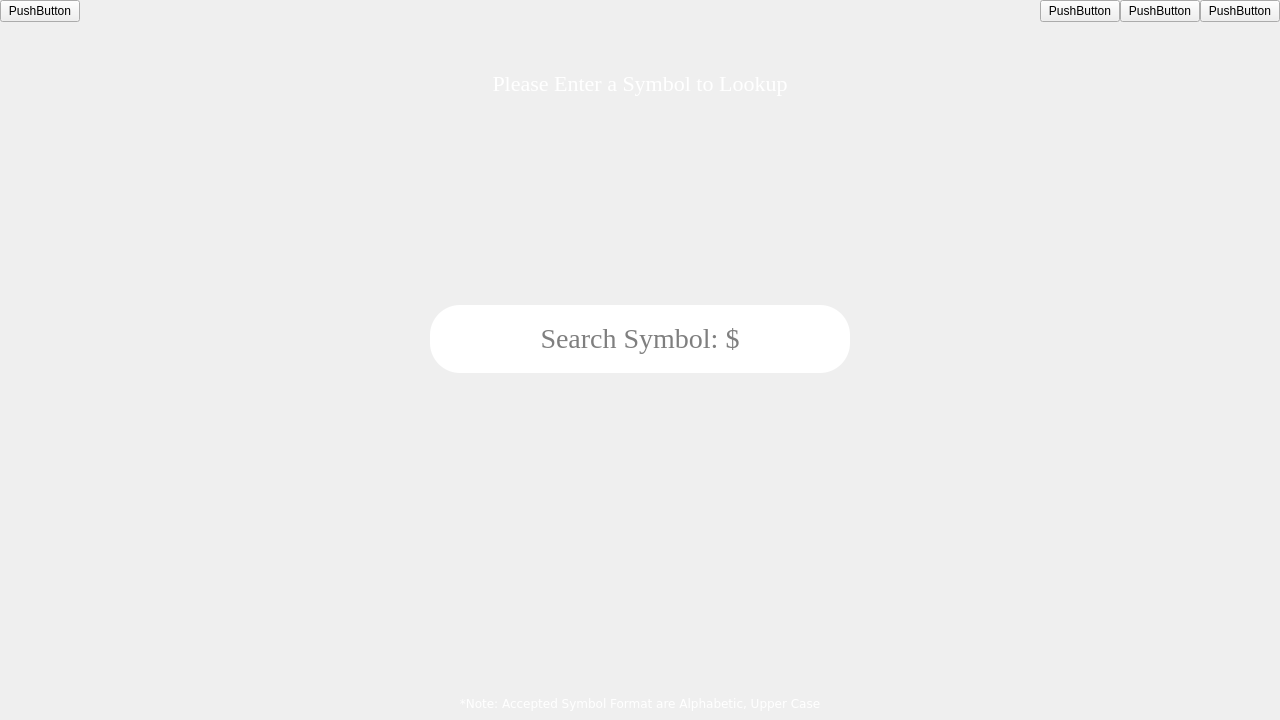
Old version of the form MarketGame/mainwindow.ui in the repository plagentile/Market_Game.
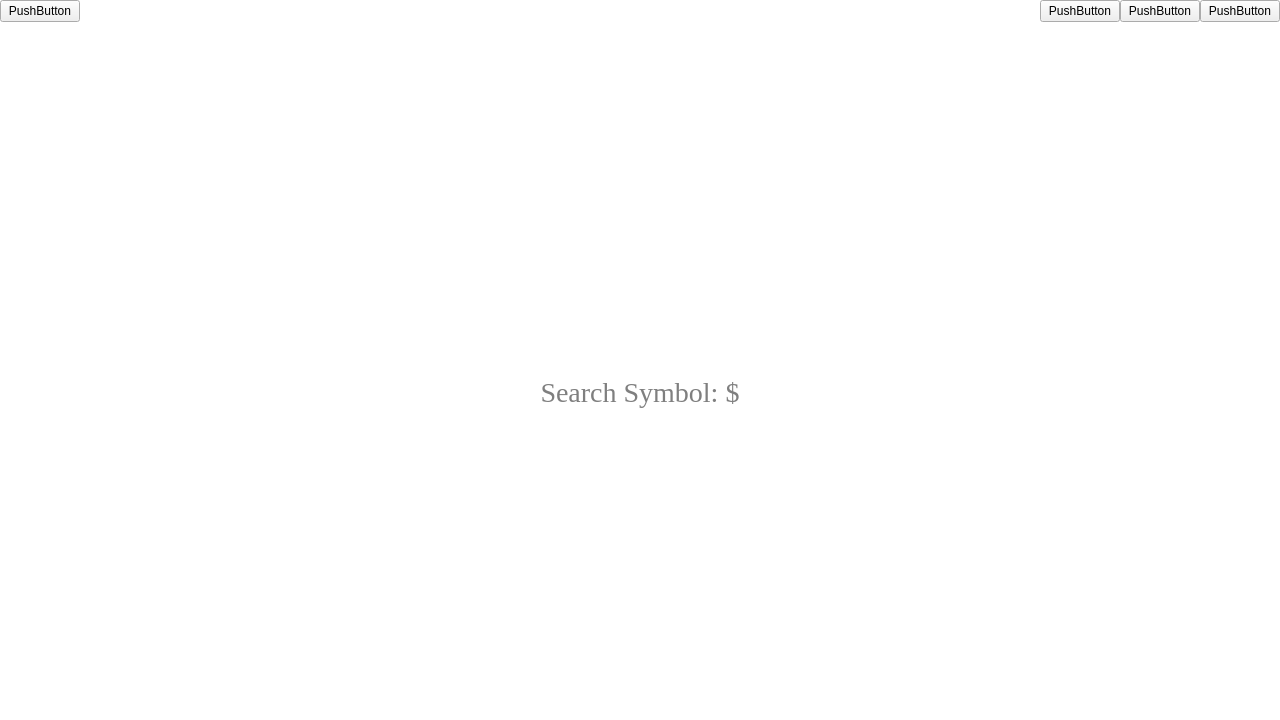
New version of the form. Icons and pictures are not drawn.

Commit message: Updated main ui, fixed vetcor reserve size in TST

Diff of the .ui file:
```diff
--- a/MarketGame/mainwindow.ui
+++ b/MarketGame/mainwindow.ui
@@ -31,10 +31,11 @@
 	border-image: url(:/files/img/mainWindowBackground.png) 0 0 0 0 stretch stretch;
 }
 
-#centralWidget
+#MainWindow
 {
 	background-color:white;
 }
+
 /*
 	sharesAndCurrentPriceHorizontalLayout
 */
@@ -78,7 +79,7 @@
 {
 	font-size: 28px;
 	font-family: Georgia;
-	border-radius: 30px;
+	border: 1px, Bblack;
 }
 
 #symbolSearchBanner
@@ -90,10 +91,11 @@
 
 #symbolListResults
 {
-	color:white;
-	font-size: 18px;
+
+	color:black;
+	font-size: 22px;
 	font-family: Verdana;
-	background-color:transparent;
+	background-color:white;
 }
 
 #noticeLabel
@@ -101,6 +103,12 @@
 	color:white;
 	font-size: 12px;
 	font-family: Verdana;
+}
+
+#groupBox
+{
+	background-color:white;
+	border-radius: 30px;
 }</string>
   </property>
   <widget class="QWidget" name="centralwidget">
@@ -181,22 +189,21 @@
       </property>
       <widget class="QWidget" name="searchSymbolPage">
        <layout class="QVBoxLayout" name="verticalLayout_3">
-        <item>
-         <spacer name="midTopSearchSymbolPageVerticalSpacer">
-          <property name="orientation">
-           <enum>Qt::Vertical</enum>
-          </property>
-          <property name="sizeType">
-           <enum>QSizePolicy::Preferred</enum>
-          </property>
-          <property name="sizeHint" stdset="0">
-           <size>
-            <width>20</width>
-            <height>40</height>
-           </size>
-          </property>
-         </spacer>
-        </item>
+        <property name="spacing">
+         <number>0</number>
+        </property>
+        <property name="leftMargin">
+         <number>0</number>
+        </property>
+        <property name="topMargin">
+         <number>0</number>
+        </property>
+        <property name="rightMargin">
+         <number>0</number>
+        </property>
+        <property name="bottomMargin">
+         <number>0</number>
+        </property>
         <item>
          <widget class="QLabel" name="symbolSearchBanner">
           <property name="sizePolicy">
@@ -206,42 +213,21 @@
            </sizepolicy>
           </property>
           <property name="text">
-           <string>Please Enter a Symbol to Lookup</string>
+           <string> Search a Symbol to Lookup</string>
           </property>
           <property name="alignment">
            <set>Qt::AlignCenter</set>
           </property>
          </widget>
-        </item>
-        <item>
-         <layout class="QVBoxLayout" name="searchSymbolVerticalLayout">
-          <property name="spacing">
-           <number>0</number>
-          </property>
-          <property name="topMargin">
-           <number>0</number>
-          </property>
-          <property name="bottomMargin">
-           <number>0</number>
-          </property>
-          <item>
-           <spacer name="midBottomSearchSymbolPageVerticalSpacer">
-            <property name="orientation">
-             <enum>Qt::Vertical</enum>
-            </property>
-            <property name="sizeHint" stdset="0">
-             <size>
-              <width>20</width>
-              <height>40</height>
-             </size>
-            </property>
-           </spacer>
           </item>
           <item>
            <spacer name="verticalSpacer">
             <property name="orientation">
              <enum>Qt::Vertical</enum>
             </property>
+          <property name="sizeType">
+           <enum>QSizePolicy::MinimumExpanding</enum>
+          </property>
             <property name="sizeHint" stdset="0">
              <size>
               <width>20</width>
@@ -251,22 +237,18 @@
            </spacer>
           </item>
           <item>
-           <spacer name="verticalSpacer_2">
-            <property name="orientation">
-             <enum>Qt::Vertical</enum>
-            </property>
-            <property name="sizeHint" stdset="0">
-             <size>
-              <width>20</width>
-              <height>40</height>
-             </size>
-            </property>
-           </spacer>
-          </item>
+         <layout class="QHBoxLayout" name="symbolSearchAndResultHorizontalLayout">
+          <property name="spacing">
+           <number>0</number>
+          </property>
+          <property name="topMargin">
+           <number>0</number>
+          </property>
+          <property name="bottomMargin">
+           <number>0</number>
+          </property>
           <item>
-           <layout class="QHBoxLayout" name="searchSymbolHorizontalLayout">
-            <item>
-             <spacer name="searchSymbolLeftHorizontalSpacer">
+           <spacer name="leftSymbolListResultHSpacer">
               <property name="orientation">
                <enum>Qt::Horizontal</enum>
               </property>
@@ -281,10 +263,43 @@
               </property>
              </spacer>
             </item>
+          <item>
+           <widget class="QGroupBox" name="groupBox">
+            <property name="enabled">
+             <bool>true</bool>
+            </property>
+            <property name="sizePolicy">
+             <sizepolicy hsizetype="MinimumExpanding" vsizetype="MinimumExpanding">
+              <horstretch>0</horstretch>
+              <verstretch>0</verstretch>
+             </sizepolicy>
+            </property>
+            <property name="title">
+             <string/>
+            </property>
+            <property name="flat">
+             <bool>false</bool>
+            </property>
+            <layout class="QVBoxLayout" name="verticalLayout_4">
+             <property name="spacing">
+              <number>0</number>
+             </property>
+             <property name="leftMargin">
+              <number>20</number>
+             </property>
+             <property name="topMargin">
+              <number>20</number>
+             </property>
+             <property name="rightMargin">
+              <number>20</number>
+             </property>
+             <property name="bottomMargin">
+              <number>20</number>
+             </property>
             <item>
              <widget class="QLineEdit" name="symbolSearchLineEdit">
               <property name="sizePolicy">
-               <sizepolicy hsizetype="MinimumExpanding" vsizetype="MinimumExpanding">
+                <sizepolicy hsizetype="Minimum" vsizetype="Minimum">
                 <horstretch>0</horstretch>
                 <verstretch>0</verstretch>
                </sizepolicy>
@@ -316,44 +331,6 @@
              </widget>
             </item>
             <item>
-             <spacer name="searchSymbolRightHorizontalSpacer">
-              <property name="orientation">
-               <enum>Qt::Horizontal</enum>
-              </property>
-              <property name="sizeType">
-               <enum>QSizePolicy::MinimumExpanding</enum>
-              </property>
-              <property name="sizeHint" stdset="0">
-               <size>
-                <width>40</width>
-                <height>20</height>
-               </size>
-              </property>
-             </spacer>
-            </item>
-           </layout>
-          </item>
-         </layout>
-        </item>
-        <item>
-         <layout class="QHBoxLayout" name="symbolListResultsHorizontalLayout">
-          <item>
-           <spacer name="leftSymbolListResultHSpacer">
-            <property name="orientation">
-             <enum>Qt::Horizontal</enum>
-            </property>
-            <property name="sizeType">
-             <enum>QSizePolicy::MinimumExpanding</enum>
-            </property>
-            <property name="sizeHint" stdset="0">
-             <size>
-              <width>40</width>
-              <height>20</height>
-             </size>
-            </property>
-           </spacer>
-          </item>
-          <item>
            <widget class="QListView" name="symbolListResults">
             <property name="sizePolicy">
              <sizepolicy hsizetype="MinimumExpanding" vsizetype="MinimumExpanding">
@@ -408,6 +385,9 @@
             </property>
            </widget>
           </item>
+            </layout>
+           </widget>
+          </item>
           <item>
            <spacer name="rightSymbolListResultHSpacer">
             <property name="orientation">
@@ -427,12 +407,12 @@
          </layout>
         </item>
         <item>
-         <spacer name="bottomSearchSymbolPageVerticalSpacer">
+         <spacer name="verticalSpacer_2">
           <property name="orientation">
            <enum>Qt::Vertical</enum>
           </property>
           <property name="sizeType">
-           <enum>QSizePolicy::Preferred</enum>
+           <enum>QSizePolicy::Minimum</enum>
           </property>
           <property name="sizeHint" stdset="0">
            <size>
@@ -444,6 +424,12 @@
         </item>
         <item>
          <widget class="QLabel" name="noticeLabel">
+          <property name="sizePolicy">
+           <sizepolicy hsizetype="Preferred" vsizetype="Minimum">
+            <horstretch>0</horstretch>
+            <verstretch>0</verstretch>
+           </sizepolicy>
+          </property>
           <property name="text">
            <string>*Note: Accepted Symbol Format are Alphabetic, Upper Case</string>
           </property>
```
Left out of the diff: 6 changed lines with no effect on the pictures. Lines whose indentation alone changed are shown as unchanged. The commit also changes 1 other file.
